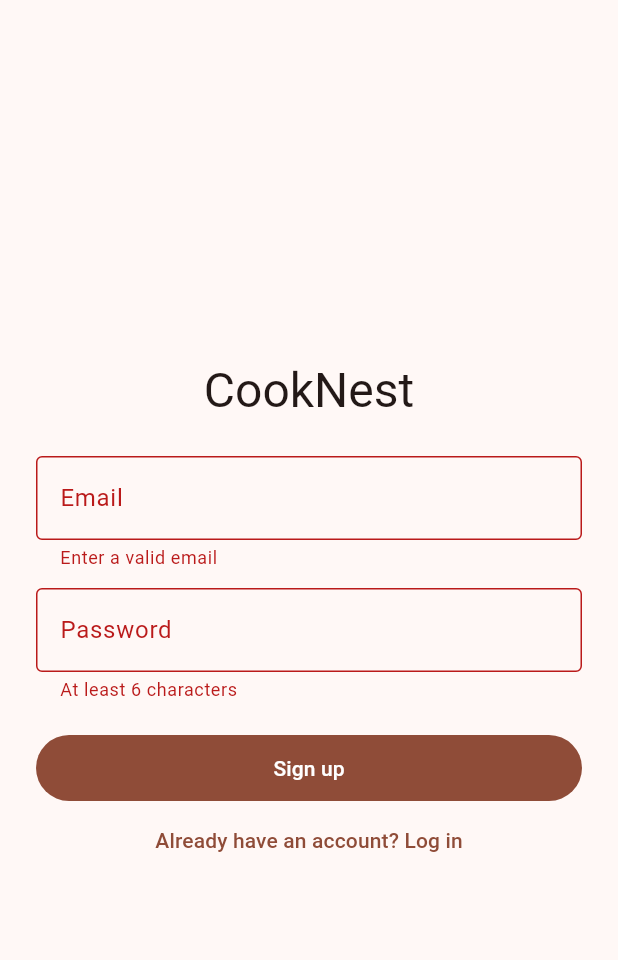
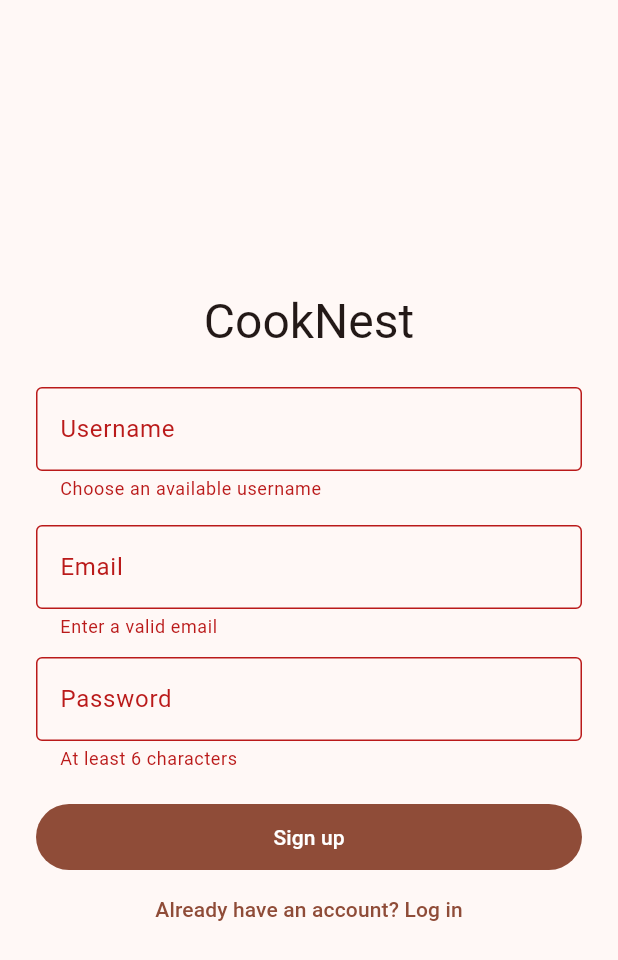
Before and after one commit to Rehn-0/CookNest, a Flutter app: the screen it shows after launch, after a tap on "Log in", after a tap on "New here? Create an account", after a tap on "Sign up", on a phone screen of 412 x 824 dp. Shown: the top 960 px of the screen. Run offline on Flutter 3.47's test engine with Material 3 defaults, Android fonts, the phone set to English and light mode, and no system bars; our stand-ins replace cloud_firestore, firebase_auth, firebase_core; accounts and stored records are empty.

Commit message:
Add realtime username availability check with Firestore

```diff
--- a/lib/auth_screen.dart
+++ b/lib/auth_screen.dart
@@ -1,5 +1,10 @@
+import 'dart:async';
+
+import 'package:cloud_firestore/cloud_firestore.dart';
 import 'package:firebase_auth/firebase_auth.dart';
 import 'package:flutter/material.dart';
+
+enum UsernameStatus { idle, invalid, checking, available, taken, error }
 
 class AuthScreen extends StatefulWidget {
   const AuthScreen({super.key});
@@ -10,17 +15,90 @@ class AuthScreen extends StatefulWidget {
 
 class _AuthScreenState extends State<AuthScreen> {
   final _formKey = GlobalKey<FormState>();
+  final _username = TextEditingController();
   final _email = TextEditingController();
   final _password = TextEditingController();
+  final _usernameRule = RegExp(r'^[a-z0-9_]{3,20}$');
+
   bool _isLogin = true;
   bool _busy = false;
   String? _error;
+  UsernameStatus _status = UsernameStatus.idle;
+  Timer? _debounce;
 
   @override
   void dispose() {
+    _debounce?.cancel();
+    _username.dispose();
     _email.dispose();
     _password.dispose();
     super.dispose();
+  }
+
+  // Runs on every keystroke in the username box
+  void _onUsernameChanged(String value) {
+    _debounce?.cancel();
+    final name = value.trim().toLowerCase();
+
+    if (name.isEmpty) {
+      setState(() => _status = UsernameStatus.idle);
+      return;
+    }
+    if (!_usernameRule.hasMatch(name)) {
+      setState(() => _status = UsernameStatus.invalid);
+      return;
+    }
+
+    setState(() => _status = UsernameStatus.checking);
+
+    // Wait 500 ms after the last keystroke before asking Firestore
+    _debounce = Timer(const Duration(milliseconds: 500), () async {
+      try {
+        final doc = await FirebaseFirestore.instance
+            .collection('usernames')
+            .doc(name)
+            .get();
+        // Ignore the answer if the user kept typing meanwhile
+        if (!mounted || _username.text.trim().toLowerCase() != name) return;
+        setState(
+          () => _status = doc.exists
+              ? UsernameStatus.taken
+              : UsernameStatus.available,
+        );
+      } catch (_) {
+        if (!mounted) return;
+        setState(() => _status = UsernameStatus.error);
+      }
+    });
+  }
+
+  Widget _statusText() {
+    switch (_status) {
+      case UsernameStatus.idle:
+        return const SizedBox.shrink();
+      case UsernameStatus.invalid:
+        return const Text(
+          '3-20 characters: letters, numbers, underscore',
+          style: TextStyle(color: Colors.red),
+        );
+      case UsernameStatus.checking:
+        return const Text('Checking...');
+      case UsernameStatus.available:
+        return const Text(
+          'Username is available',
+          style: TextStyle(color: Colors.green),
+        );
+      case UsernameStatus.taken:
+        return const Text(
+          'Username is already taken',
+          style: TextStyle(color: Colors.red),
+        );
+      case UsernameStatus.error:
+        return const Text(
+          'Could not check username',
+          style: TextStyle(color: Colors.red),
+        );
+    }
   }
 
   Future<void> _submit() async {
@@ -29,6 +107,7 @@ class _AuthScreenState extends State<AuthScreen> {
       _busy = true;
       _error = null;
     });
+
     try {
       final auth = FirebaseAuth.instance;
       if (_isLogin) {
@@ -37,14 +116,43 @@ class _AuthScreenState extends State<AuthScreen> {
           password: _password.text,
         );
       } else {
+        final name = _username.text.trim().toLowerCase();
         final cred = await auth.createUserWithEmailAndPassword(
           email: _email.text.trim(),
           password: _password.text,
         );
-        await cred.user!.sendEmailVerification();
+        final user = cred.user!;
+
+        try {
+          // Claim the username and save the profile in one transaction
+          final db = FirebaseFirestore.instance;
+          await db.runTransaction((tx) async {
+            final nameRef = db.collection('usernames').doc(name);
+            final snap = await tx.get(nameRef);
+            if (snap.exists) throw Exception('taken');
+            tx.set(nameRef, {'uid': user.uid});
+            tx.set(db.collection('users').doc(user.uid), {
+              'username': name,
+              'email': user.email,
+              'createdAt': FieldValue.serverTimestamp(),
+            });
+          });
+        } catch (_) {
+          // Someone took the name a moment ago: undo the account
+          await user.delete();
+          if (mounted) {
+            setState(() {
+              _status = UsernameStatus.taken;
+              _error = 'That username was just taken. Choose another.';
+            });
+          }
+          return;
+        }
+
+        await user.sendEmailVerification();
       }
     } on FirebaseAuthException catch (e) {
-      setState(() => _error = e.message ?? e.code);
+      if (mounted) setState(() => _error = e.message ?? e.code);
     } finally {
       if (mounted) setState(() => _busy = false);
     }
@@ -67,6 +175,28 @@ class _AuthScreenState extends State<AuthScreen> {
                     style: Theme.of(context).textTheme.headlineLarge,
                   ),
                   const SizedBox(height: 24),
+                  if (!_isLogin) ...[
+                    TextFormField(
+                      controller: _username,
+                      onChanged: _onUsernameChanged,
+                      autocorrect: false,
+                      decoration: const InputDecoration(
+                        labelText: 'Username',
+                        border: OutlineInputBorder(),
+                      ),
+                      validator: (v) => _status == UsernameStatus.available
+                          ? null
+                          : 'Choose an available username',
+                    ),
+                    Align(
+                      alignment: Alignment.centerLeft,
+                      child: Padding(
+                        padding: const EdgeInsets.only(top: 4, left: 4),
+                        child: _statusText(),
+                      ),
+                    ),
+                    const SizedBox(height: 12),
+                  ],
                   TextFormField(
                     controller: _email,
                     keyboardType: TextInputType.emailAddress,
@@ -106,10 +236,13 @@ class _AuthScreenState extends State<AuthScreen> {
                     ),
                   ),
                   TextButton(
-                    onPressed: () => setState(() => _isLogin = !_isLogin),
+                    onPressed: () => setState(() {
+                      _isLogin = !_isLogin;
+                      _error = null;
+                    }),
                     child: Text(
                       _isLogin
-                          ? "New here? Create an account"
+                          ? 'New here? Create an account'
                           : 'Already have an account? Log in',
                     ),
                   ),
```
